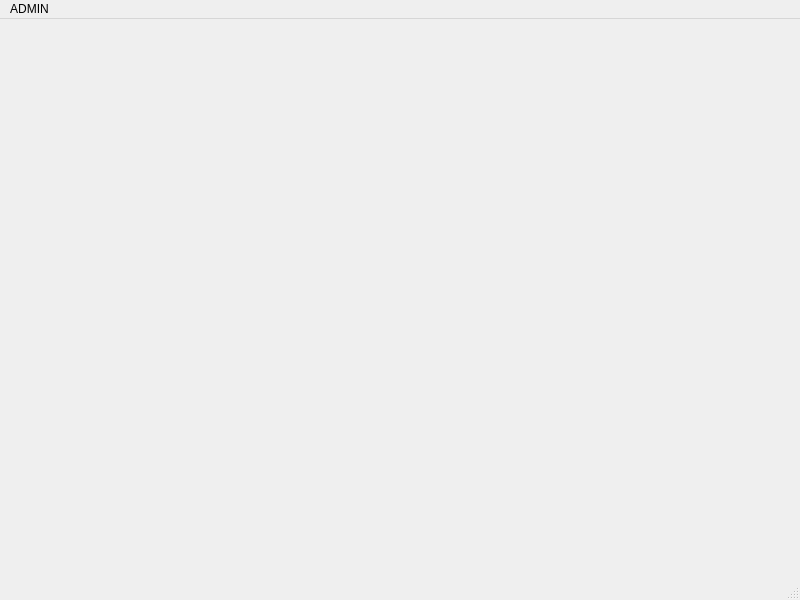
This is client/adminview.ui in Predator051/MobileOperator as Qt 5 draws it before an edit. The edited form follows.
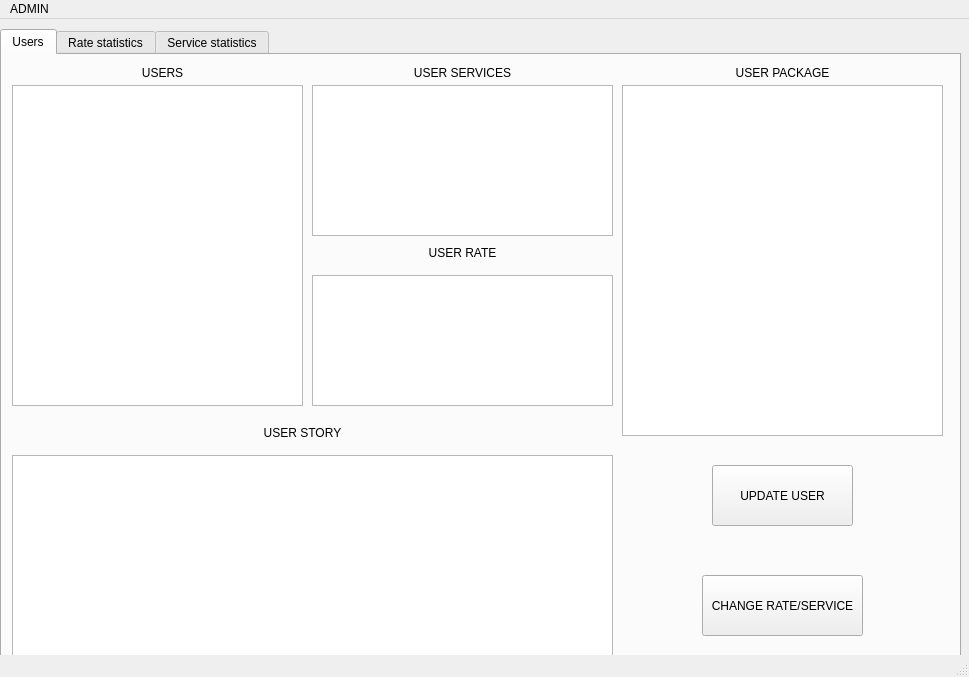
This is the edited form.

```diff
--- a/client/adminview.ui
+++ b/client/adminview.ui
@@ -6,20 +6,231 @@
    <rect>
     <x>0</x>
     <y>0</y>
-    <width>800</width>
-    <height>600</height>
+    <width>969</width>
+    <height>677</height>
    </rect>
   </property>
   <property name="windowTitle">
    <string>MainWindow</string>
   </property>
-  <widget class="QWidget" name="centralwidget"/>
+  <widget class="QWidget" name="centralwidget">
+   <widget class="QTabWidget" name="tabWidget">
+    <property name="geometry">
+     <rect>
+      <x>0</x>
+      <y>10</y>
+      <width>961</width>
+      <height>631</height>
+     </rect>
+    </property>
+    <property name="currentIndex">
+     <number>0</number>
+    </property>
+    <widget class="QWidget" name="tab">
+     <attribute name="title">
+      <string>Users</string>
+     </attribute>
+     <widget class="QListWidget" name="lwUsers">
+      <property name="geometry">
+       <rect>
+        <x>10</x>
+        <y>30</y>
+        <width>291</width>
+        <height>321</height>
+       </rect>
+      </property>
+     </widget>
+     <widget class="QTextBrowser" name="tbUserService">
+      <property name="geometry">
+       <rect>
+        <x>310</x>
+        <y>30</y>
+        <width>301</width>
+        <height>151</height>
+       </rect>
+      </property>
+     </widget>
+     <widget class="QTableWidget" name="twPackageInfo">
+      <property name="geometry">
+       <rect>
+        <x>620</x>
+        <y>30</y>
+        <width>321</width>
+        <height>351</height>
+       </rect>
+      </property>
+     </widget>
+     <widget class="QPushButton" name="pushButton">
+      <property name="geometry">
+       <rect>
+        <x>710</x>
+        <y>410</y>
+        <width>141</width>
+        <height>61</height>
+       </rect>
+      </property>
+      <property name="text">
+       <string>UPDATE USER</string>
+      </property>
+     </widget>
+     <widget class="QPushButton" name="pushButton_2">
+      <property name="geometry">
+       <rect>
+        <x>700</x>
+        <y>520</y>
+        <width>161</width>
+        <height>61</height>
+       </rect>
+      </property>
+      <property name="text">
+       <string>CHANGE RATE/SERVICE</string>
+      </property>
+     </widget>
+     <widget class="QLabel" name="label">
+      <property name="geometry">
+       <rect>
+        <x>20</x>
+        <y>10</y>
+        <width>281</width>
+        <height>16</height>
+       </rect>
+      </property>
+      <property name="text">
+       <string>USERS</string>
+      </property>
+      <property name="alignment">
+       <set>Qt::AlignCenter</set>
+      </property>
+     </widget>
+     <widget class="QLabel" name="label_2">
+      <property name="geometry">
+       <rect>
+        <x>640</x>
+        <y>10</y>
+        <width>281</width>
+        <height>16</height>
+       </rect>
+      </property>
+      <property name="text">
+       <string>USER PACKAGE</string>
+      </property>
+      <property name="alignment">
+       <set>Qt::AlignCenter</set>
+      </property>
+     </widget>
+     <widget class="QLabel" name="label_5">
+      <property name="geometry">
+       <rect>
+        <x>10</x>
+        <y>360</y>
+        <width>281</width>
+        <height>16</height>
+       </rect>
+      </property>
+      <property name="text">
+       <string/>
+      </property>
+      <property name="alignment">
+       <set>Qt::AlignCenter</set>
+      </property>
+     </widget>
+     <widget class="QLabel" name="label_6">
+      <property name="geometry">
+       <rect>
+        <x>160</x>
+        <y>370</y>
+        <width>281</width>
+        <height>16</height>
+       </rect>
+      </property>
+      <property name="text">
+       <string>USER STORY</string>
+      </property>
+      <property name="alignment">
+       <set>Qt::AlignCenter</set>
+      </property>
+     </widget>
+     <widget class="QLabel" name="label_7">
+      <property name="geometry">
+       <rect>
+        <x>320</x>
+        <y>10</y>
+        <width>281</width>
+        <height>16</height>
+       </rect>
+      </property>
+      <property name="text">
+       <string>USER SERVICES</string>
+      </property>
+      <property name="alignment">
+       <set>Qt::AlignCenter</set>
+      </property>
+     </widget>
+     <widget class="QTableWidget" name="twHistory">
+      <property name="geometry">
+       <rect>
+        <x>10</x>
+        <y>400</y>
+        <width>601</width>
+        <height>201</height>
+       </rect>
+      </property>
+     </widget>
+     <widget class="QTextBrowser" name="tbRateInfo">
+      <property name="geometry">
+       <rect>
+        <x>310</x>
+        <y>220</y>
+        <width>301</width>
+        <height>131</height>
+       </rect>
+      </property>
+     </widget>
+     <widget class="QLabel" name="label_8">
+      <property name="geometry">
+       <rect>
+        <x>320</x>
+        <y>190</y>
+        <width>281</width>
+        <height>16</height>
+       </rect>
+      </property>
+      <property name="text">
+       <string>USER RATE</string>
+      </property>
+      <property name="alignment">
+       <set>Qt::AlignCenter</set>
+      </property>
+     </widget>
+    </widget>
+    <widget class="QWidget" name="tab_2">
+     <attribute name="title">
+      <string>Rate statistics</string>
+     </attribute>
+     <widget class="QTableView" name="tableView_2">
+      <property name="geometry">
+       <rect>
+        <x>10</x>
+        <y>30</y>
+        <width>381</width>
+        <height>561</height>
+       </rect>
+      </property>
+     </widget>
+    </widget>
+    <widget class="QWidget" name="tab_3">
+     <attribute name="title">
+      <string>Service statistics</string>
+     </attribute>
+    </widget>
+   </widget>
+  </widget>
   <widget class="QMenuBar" name="menubar">
    <property name="geometry">
     <rect>
      <x>0</x>
      <y>0</y>
-     <width>800</width>
+     <width>969</width>
      <height>19</height>
     </rect>
    </property>
```
